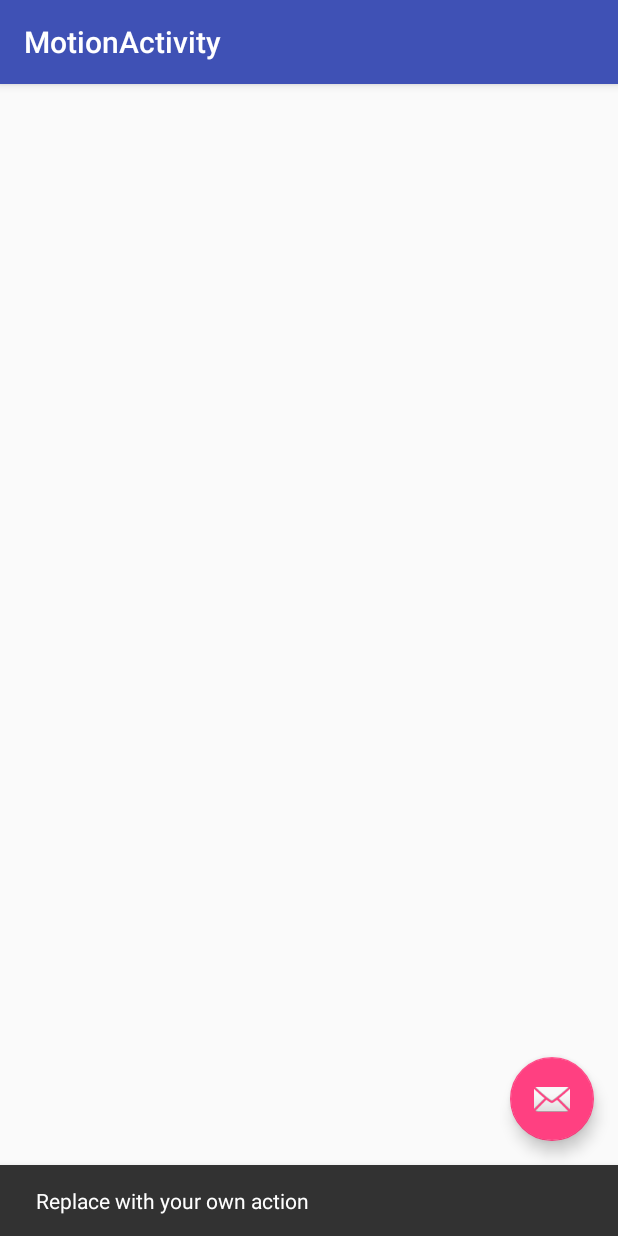
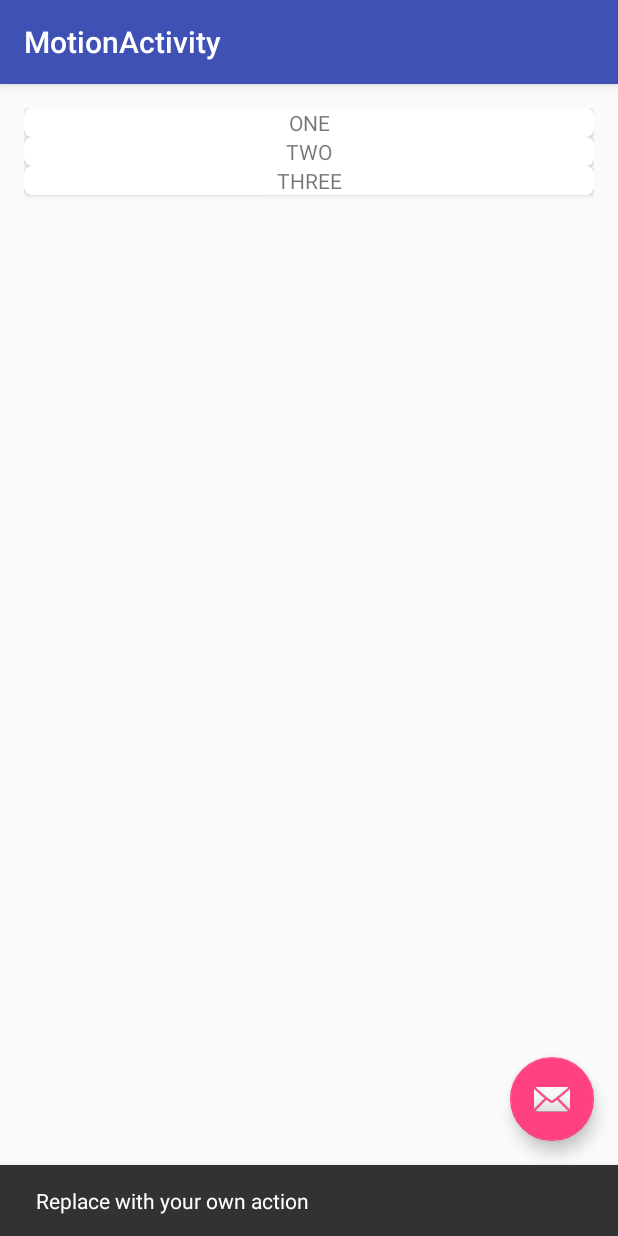
Before and after one commit to shaberd/MaterialOne, an Android app: the MotionActivityFragment screen opened directly, with no data from a screen before it, after a tap on an icon or button, on a phone screen of 412 x 824 dp. Run offline under Robolectric (Android 15) with nearby library versions, the light colour scheme and no system bars; our stand-ins replace ButterKnife.

Commit message:
adding more motion related files

```diff
--- a/MaterialOne/mobile/src/main/java/com/hp/design/material/materialone/ui/MotionActivity.java
+++ b/MaterialOne/mobile/src/main/java/com/hp/design/material/materialone/ui/MotionActivity.java
@@ -4,10 +4,13 @@ import android.os.Bundle;
 import android.support.design.widget.FloatingActionButton;
 import android.support.design.widget.Snackbar;
 import android.support.v7.app.AppCompatActivity;
+import android.support.v7.widget.RecyclerView;
 import android.support.v7.widget.Toolbar;
 import android.view.View;
 
 import com.hp.design.material.materialone.R;
+
+import butterknife.Bind;
 
 public class MotionActivity extends AppCompatActivity {
 
@@ -26,6 +29,8 @@ public class MotionActivity extends AppCompatActivity {
                         .setAction("Action", null).show();
             }
         });
+
+
     }
 
 }
--- a/MaterialOne/mobile/src/main/java/com/hp/design/material/materialone/ui/MotionActivityFragment.java
+++ b/MaterialOne/mobile/src/main/java/com/hp/design/material/materialone/ui/MotionActivityFragment.java
@@ -2,16 +2,31 @@ package com.hp.design.material.materialone.ui;
 
 import android.support.v4.app.Fragment;
 import android.os.Bundle;
+import android.support.v7.widget.CardView;
+import android.support.v7.widget.LinearLayoutManager;
+import android.support.v7.widget.RecyclerView;
 import android.view.LayoutInflater;
 import android.view.View;
 import android.view.ViewGroup;
+import android.widget.TextView;
 
 import com.hp.design.material.materialone.R;
+
+import java.util.ArrayList;
+import java.util.List;
+
+import butterknife.Bind;
+import butterknife.ButterKnife;
 
 /**
  * A placeholder fragment containing a simple view.
  */
 public class MotionActivityFragment extends Fragment {
+
+    @Bind(R.id.the_recycler_view)
+    protected RecyclerView mRecyclerView;
+    private RecyclerView.Adapter mAdapter;
+    private RecyclerView.LayoutManager mLayoutManager;
 
     public MotionActivityFragment() {
     }
@@ -19,6 +34,55 @@ public class MotionActivityFragment extends Fragment {
     @Override
     public View onCreateView(LayoutInflater inflater, ViewGroup container,
                              Bundle savedInstanceState) {
-        return inflater.inflate(R.layout.fragment_motion, container, false);
+        View view = inflater.inflate(R.layout.fragment_motion, container, false);
+        ButterKnife.bind(this, view);
+
+        mRecyclerView.setHasFixedSize(true);
+        mLayoutManager = new LinearLayoutManager(getActivity());
+        mRecyclerView.setLayoutManager(mLayoutManager);
+        mAdapter = new TheAdapter(initData());
+        mRecyclerView.setAdapter(mAdapter);
+        return view;
+    }
+
+    private List<String> initData(){
+        List<String> data = new ArrayList<>();
+        data.add("ONE");
+        data.add("TWO");
+        data.add("THREE");
+        return data;
+    }
+
+    public class TheAdapter extends RecyclerView.Adapter<TheAdapter.ViewHolder>{
+
+        private List<String> mData;
+        public TheAdapter(List<String> strings){
+            mData = strings;
+        }
+
+        @Override
+        public TheAdapter.ViewHolder onCreateViewHolder(ViewGroup parent, int viewType) {
+            CardView v = (CardView)LayoutInflater.from(parent.getContext()).inflate(R.layout.card_view_motion, parent, false);
+            TheAdapter.ViewHolder viewHolder = new TheAdapter.ViewHolder(v);
+            return viewHolder;
+        }
+
+        @Override
+        public void onBindViewHolder(ViewHolder holder, int position) {
+            holder.mTextView.setText(mData.get(position));
+        }
+
+        @Override
+        public int getItemCount() {
+            return mData.size();
+        }
+
+        public class ViewHolder extends RecyclerView.ViewHolder{
+            public TextView mTextView;
+            public ViewHolder(CardView v){
+                super(v);
+                mTextView = (TextView) v.findViewById(R.id.text_view_motion_card);
+            }
+        }
     }
 }
--- /dev/null
+++ b/MaterialOne/mobile/src/main/res/layout/card_view_motion.xml
@@ -0,0 +1,17 @@
+<?xml version="1.0" encoding="utf-8"?>
+<android.support.v7.widget.CardView xmlns:android="http://schemas.android.com/apk/res/android"
+    xmlns:card_view="http://schemas.android.com/apk/res-auto"
+    xmlns:tools="http://schemas.android.com/tools"
+    android:layout_width="match_parent"
+    android:layout_height="wrap_content"
+    android:layout_gravity="center"
+    card_view:cardCornerRadius="5dp">
+
+    <TextView
+        android:id="@+id/text_view_motion_card"
+        android:layout_width="match_parent"
+        android:layout_height="match_parent"
+        android:gravity="center"
+        tools:text="##text" />
+
+</android.support.v7.widget.CardView>
--- a/MaterialOne/mobile/src/main/res/layout/fragment_motion.xml
+++ b/MaterialOne/mobile/src/main/res/layout/fragment_motion.xml
@@ -9,5 +9,11 @@
     tools:context="com.hp.design.material.materialone.ui.MotionActivityFragment"
     tools:showIn="@layout/activity_motion">
 
+    <android.support.v7.widget.RecyclerView
+        android:id="@+id/the_recycler_view"
+        android:scrollbars="vertical"
+        android:layout_width="match_parent"
+        android:layout_height="match_parent"/>
+
 
 </RelativeLayout>
```
